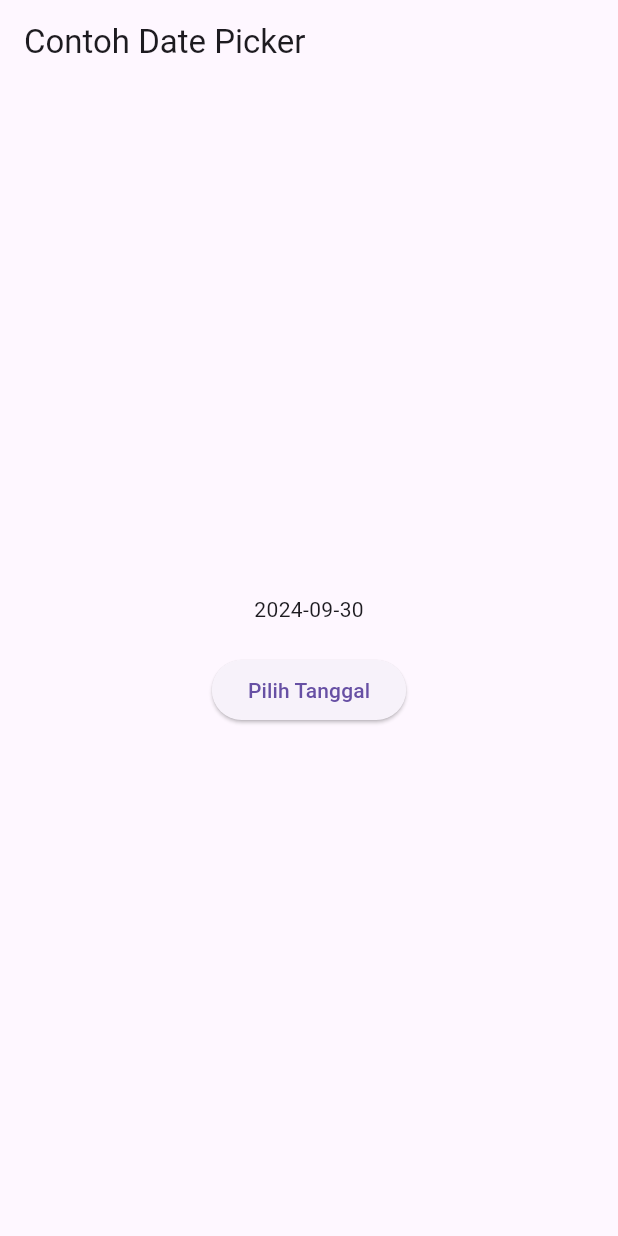
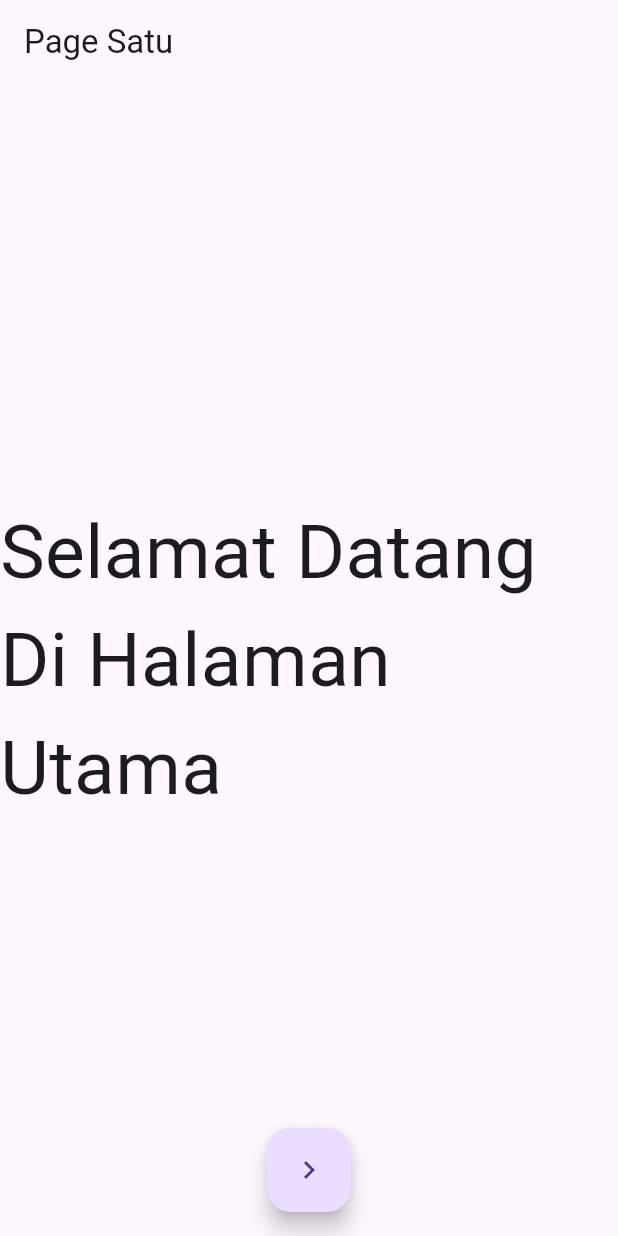
Before and after one commit to mmusy4ffa/TFlutter, a Flutter app: the screen it shows after launch, on a phone screen of 412 x 824 dp. Run offline on Flutter 3.47's test engine with Material 3 defaults, Android fonts, the phone set to English and light mode, and no system bars.

Commit message:
second commit

```diff
--- a/flutter_application_1/lib/main.dart
+++ b/flutter_application_1/lib/main.dart
@@ -1,203 +1,13 @@
-// import 'package:flutter/material.dart';
+import 'package:flutter/material.dart';
+import 'package:flutter_application_1/page/pageSatu.dart';
 
-// void main() {
-//   runApp(const MyApp());
-// }
-
-// class MyApp extends StatelessWidget {
-//   const MyApp({Key? key}) : super(key: key);
-
-//   // @override
-//   // Widget build(BuildContext context) {
-//   //   return const MaterialApp(
-//   //     home: Scaffold(
-//   //       body: MyLayout(),
-//   //     ),
-//   //   );
-//   // }
-//   @override
-//   Widget build(BuildContext context) {
-//     return MaterialApp(
-//       home: Scaffold(
-//         appBar: AppBar(title: const Text("Contoh TextField")),
-//         body: const TextField(
-//           obscureText: false,
-//           decoration: InputDecoration(
-//             border: OutlineInputBorder(),
-//             labelText: 'Nama',
-//           ),
-//         ),
-//       ),
-//     );
-//   }
-// }
-
-// class MyLayout extends StatelessWidget {
-//   const MyLayout({Key? key}) : super(key: key);
-
-//   @override
-//   Widget build(BuildContext context) {
-//     return Padding(
-//       padding: const EdgeInsets.all(8.0),
-//       child: ElevatedButton(
-//         child: const Text('Show alert'),
-//         onPressed: () {
-//           showAlertDialog(context);
-//         },
-//       ),
-//     );
-//   }
-// }
-
-// showAlertDialog(BuildContext context) {
-//   // set up the button
-//   Widget okButton = TextButton(
-//     child: const Text("OK"),
-//     onPressed: () {
-//       Navigator.pop(context);
-//     },
-//   );
-
-//   // set up the AlertDialog
-//   AlertDialog alert = AlertDialog(
-//     title: const Text("My title"),
-//     content: const Text("This is my message."),
-//     actions: [
-//       okButton,
-//     ],
-//   );
-
-//   // show the dialog
-//   showDialog(
-//     context: context,
-//     builder: (BuildContext context) {
-//       return alert;
-//     },
-//   );
-// }
-
-// class MyHomePage extends StatefulWidget {
-//   const MyHomePage({Key? key, required this.title}) : super(key: key);
-
-//   final String title;
-
-//   @override
-//   State<MyHomePage> createState() => _MyHomePageState();
-// }
-
-// class _MyHomePageState extends State<MyHomePage> {
-//   int _counter = 0;
-
-//   void _incrementCounter() {
-//     setState(() {
-//       _counter++;
-//     });
-//   }
-
-//   @override
-//   Widget build(BuildContext context) {
-//     return Scaffold(
-//       appBar: AppBar(
-//         title: Text(widget.title),
-//       ),
-//       body: Center(
-//         child: Column(
-//           mainAxisAlignment: MainAxisAlignment.center,
-//           children: <Widget>[
-//             const Text(
-//               'You have pushed the button this many times:',
-//             ),
-//             Text(
-//               '$_counter',
-//               style: Theme.of(context).textTheme.headlineMedium,
-//             ),
-//           ],
-//         ),
-//       ),
-//       bottomNavigationBar: BottomAppBar(
-//         child: Container(
-//           height: 50.0,
-//         ),
-//       ),
-//       floatingActionButton: FloatingActionButton(
-//         onPressed: _incrementCounter,
-//         tooltip: 'Increment Counter',
-//         child: const Icon(Icons.add),
-//       ),
-//       floatingActionButtonLocation: FloatingActionButtonLocation.centerDocked,
-//     );
-//   }
-// }
-import 'dart:async';
-import 'package:flutter/material.dart';
-
-void main() => runApp(const MyApp());
+void main() {
+  runApp(MyApp());
+}
 
 class MyApp extends StatelessWidget {
-  const MyApp({Key? key}) : super(key: key);
-
   @override
   Widget build(BuildContext context) {
-    return const MaterialApp(
-      title: 'Contoh Date Picker',
-      home: MyHomePage(title: 'Contoh Date Picker'),
-    );
+    return MaterialApp(home: PageSatu());
   }
 }
-
-class MyHomePage extends StatefulWidget {
-  const MyHomePage({Key? key, required this.title}) : super(key: key);
-
-  final String title;
-
-  @override
-  _MyHomePageState createState() => _MyHomePageState();
-}
-
-class _MyHomePageState extends State<MyHomePage> {
-  // Variable/State untuk mengambil tanggal
-  DateTime selectedDate = DateTime.now();
-
-  //  Initial SelectDate FLutter
-  Future<void> _selectDate(BuildContext context) async {
-    // Initial DateTime FIinal Picked
-    final DateTime? picked = await showDatePicker(
-        context: context,
-        initialDate: selectedDate,
-        firstDate: DateTime(2015, 8),
-        lastDate: DateTime(2101));
-    if (picked != null && picked != selectedDate) {
-      setState(() {
-        selectedDate = picked;
-      });
-    }
-  }
-
-  @override
-  Widget build(BuildContext context) {
-    return Scaffold(
-      appBar: AppBar(
-        title: Text(widget.title),
-      ),
-      body: Center(
-        child: Column(
-          mainAxisSize: MainAxisSize.min,
-          children: <Widget>[
-            Text("${selectedDate.toLocal()}".split(' ')[0]),
-            const SizedBox(
-              height: 20.0,
-            ),
-            ElevatedButton(
-              onPressed: () => {
-                _selectDate(context),
-                // ignore: avoid_print
-                print(selectedDate.day + selectedDate.month + selectedDate.year)
-              },
-              child: const Text('Pilih Tanggal'),
-            ),
-          ],
-        ),
-      ),
-    );
-  }
-}
--- /dev/null
+++ b/flutter_application_1/lib/page/pageSatu.dart
@@ -0,0 +1,28 @@
+import 'package:flutter/material.dart';
+import './pageDua.dart';
+
+class PageSatu extends StatelessWidget {
+  @override
+  Widget build(BuildContext context) {
+    return Scaffold(
+      appBar: AppBar(
+        title: Text("Page Satu"),
+      ),
+      body: Center(
+        child: Text(
+          "Selamat Datang Di Halaman Utama",
+          style: TextStyle(fontSize: 50),
+        ),
+      ),
+      floatingActionButton: FloatingActionButton(
+        onPressed: () {
+          Navigator.of(context).push(MaterialPageRoute(builder: (context) {
+            return PageDua();
+          }));
+        },
+        child: Icon(Icons.keyboard_arrow_right),
+      ),
+      floatingActionButtonLocation: FloatingActionButtonLocation.centerFloat,
+    );
+  }
+}
```
Also changed, not shown: flutter_application_1/lib/basic_widget/cuppertinoApp.dart (added, +34 -0 lines), flutter_application_1/lib/page/pageDua.dart (added, +26 -0 lines), flutter_application_1/lib/widget/layoutWidget.dart (added, +25 -0 lines).
